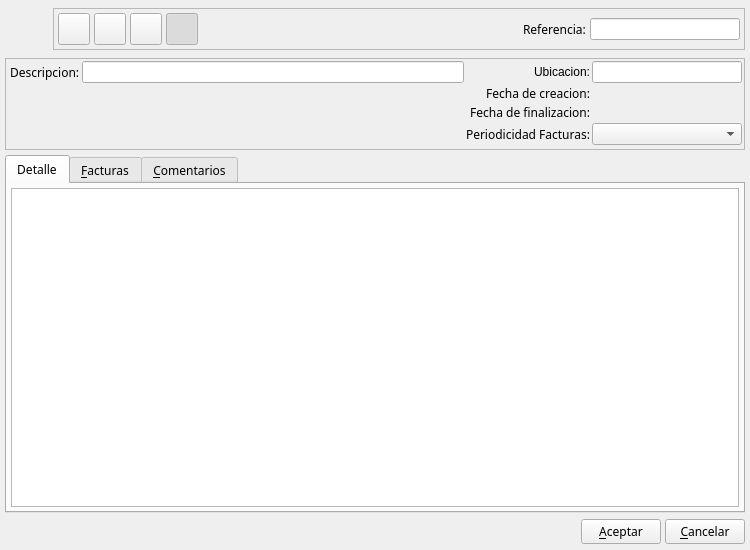
Above: bulmages/bulmafact/plugins/pluginbf_contrato/contratobase.ui from eboladev/Bulmages-1 before the change. Below: the same form after it.
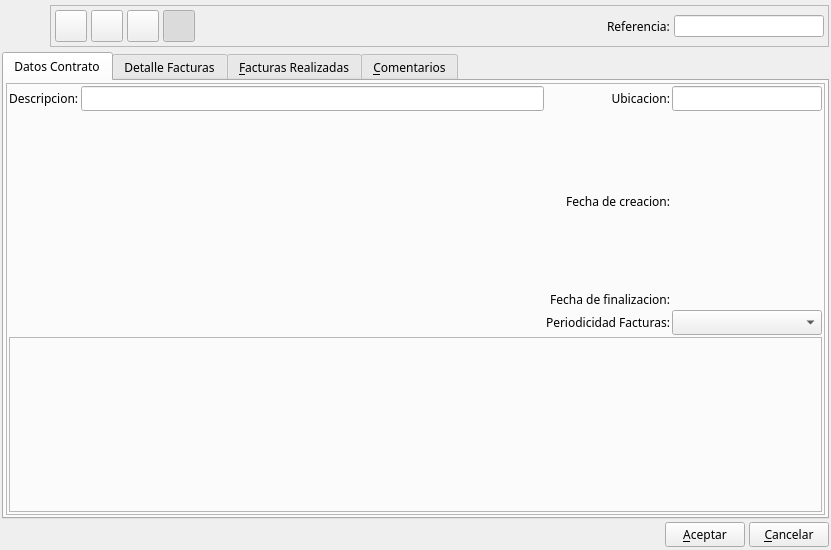
That is the form after the change. Icons and pictures are not drawn. Custom widgets are drawn as their Qt base class.

Commit message: Arreglo los contratos a clientes quitando la clase Contrato y traspasando todo el trabajo a bulmalib y a ContratoView. Arreglo el guardado de opciones de filtrado en ComboBox que no se guardaban y al reiniciar el programa no quedaban configuradas como la vez en que se cerró el programa.

```diff
--- a/bulmages/bulmafact/plugins/pluginbf_contrato/contratobase.ui
+++ b/bulmages/bulmafact/plugins/pluginbf_contrato/contratobase.ui
@@ -7,7 +7,7 @@
    <rect>
     <x>0</x>
     <y>0</y>
-    <width>750</width>
+    <width>831</width>
     <height>550</height>
    </rect>
   </property>
@@ -24,13 +24,7 @@
    <iconset resource="../../../bulmages.qrc">
     <normaloff>:/Images/contract.png</normaloff>:/Images/contract.png</iconset>
   </property>
-  <layout class="QVBoxLayout">
-   <property name="spacing">
-    <number>5</number>
-   </property>
-   <property name="margin">
-    <number>5</number>
-   </property>
+  <layout class="QVBoxLayout" name="verticalLayout">
    <item>
     <layout class="QHBoxLayout">
      <property name="spacing">
@@ -334,7 +328,37 @@
     </layout>
    </item>
    <item>
+    <widget class="QTabWidget" name="Detalle">
+     <property name="enabled">
+      <bool>true</bool>
+     </property>
+     <property name="font">
+      <font>
+       <family>Sans Serif</family>
+       <pointsize>9</pointsize>
+       <weight>50</weight>
+       <italic>false</italic>
+       <bold>false</bold>
+       <underline>false</underline>
+       <strikeout>false</strikeout>
+      </font>
+     </property>
+     <property name="currentIndex">
+      <number>0</number>
+     </property>
+     <widget class="QWidget" name="tab_2">
+      <attribute name="title">
+       <string>Datos Contrato</string>
+      </attribute>
+      <layout class="QGridLayout" name="gridLayout_2">
+       <item row="0" column="0">
     <widget class="QFrame" name="frame">
+         <property name="sizePolicy">
+          <sizepolicy hsizetype="Preferred" vsizetype="MinimumExpanding">
+           <horstretch>0</horstretch>
+           <verstretch>0</verstretch>
+          </sizepolicy>
+         </property>
      <property name="frameShape">
       <enum>QFrame::StyledPanel</enum>
      </property>
@@ -342,7 +366,7 @@
       <enum>QFrame::Raised</enum>
      </property>
      <layout class="QGridLayout" name="gridLayout">
-      <item row="0" column="1" colspan="2">
+          <item row="0" column="0">
        <widget class="QLabel" name="label7">
         <property name="font">
          <font>
@@ -363,7 +387,7 @@
         </property>
        </widget>
       </item>
-      <item row="0" column="3">
+          <item row="0" column="1">
        <widget class="QLineEdit" name="mui_nomcontrato">
         <property name="sizePolicy">
          <sizepolicy hsizetype="Expanding" vsizetype="Fixed">
@@ -385,7 +409,30 @@
         </property>
        </widget>
       </item>
-      <item row="1" column="0" rowspan="4" colspan="4">
+          <item row="0" column="2">
+           <widget class="QLabel" name="label">
+            <property name="text">
+             <string>Ubicacion:</string>
+            </property>
+            <property name="alignment">
+             <set>Qt::AlignRight|Qt::AlignTrailing|Qt::AlignVCenter</set>
+            </property>
+            <property name="buddy">
+             <cstring>mui_loccontrato</cstring>
+            </property>
+           </widget>
+          </item>
+          <item row="0" column="3">
+           <widget class="QLineEdit" name="mui_loccontrato">
+            <property name="maximumSize">
+             <size>
+              <width>150</width>
+              <height>16777215</height>
+             </size>
+            </property>
+           </widget>
+          </item>
+          <item row="1" column="0" rowspan="3" colspan="2">
        <widget class="BlSearchWidget" name="mui_idcliente" native="true">
         <property name="sizePolicy">
          <sizepolicy hsizetype="Expanding" vsizetype="Ignored">
@@ -395,7 +442,7 @@
         </property>
        </widget>
       </item>
-      <item row="1" column="4" colspan="2">
+          <item row="1" column="2">
        <widget class="QLabel" name="label8">
         <property name="font">
          <font>
@@ -416,7 +463,7 @@
         </property>
        </widget>
       </item>
-      <item row="1" column="6">
+          <item row="1" column="3">
        <widget class="BlDateSearch" name="mui_fincontrato" native="true">
         <property name="sizePolicy">
          <sizepolicy hsizetype="Expanding" vsizetype="Ignored">
@@ -438,7 +485,7 @@
         </property>
        </widget>
       </item>
-      <item row="2" column="4" colspan="2">
+          <item row="2" column="2">
        <widget class="QLabel" name="label8_2">
         <property name="font">
          <font>
@@ -459,7 +506,7 @@
         </property>
        </widget>
       </item>
-      <item row="2" column="6">
+          <item row="2" column="3">
        <widget class="BlDateSearch" name="mui_ffincontrato" native="true">
         <property name="sizePolicy">
          <sizepolicy hsizetype="Expanding" vsizetype="Fixed">
@@ -481,7 +528,7 @@
         </property>
        </widget>
       </item>
-      <item row="3" column="4" colspan="2">
+          <item row="3" column="2">
        <widget class="QLabel" name="label8_3">
         <property name="font">
          <font>
@@ -505,7 +552,7 @@
         </property>
        </widget>
       </item>
-      <item row="3" column="6">
+          <item row="3" column="3">
        <widget class="BlPeriodicityComboBox" name="mui_periodicidadcontrato">
         <property name="maximumSize">
          <size>
@@ -515,54 +562,24 @@
         </property>
        </widget>
       </item>
-      <item row="0" column="6">
-       <widget class="QLineEdit" name="mui_loccontrato">
-        <property name="maximumSize">
-         <size>
-          <width>150</width>
-          <height>16777215</height>
-         </size>
-        </property>
-       </widget>
-      </item>
-      <item row="0" column="4" colspan="2">
-       <widget class="QLabel" name="label">
-        <property name="text">
-         <string>Ubicacion:</string>
-        </property>
-        <property name="alignment">
-         <set>Qt::AlignRight|Qt::AlignTrailing|Qt::AlignVCenter</set>
-        </property>
-        <property name="buddy">
-         <cstring>mui_loccontrato</cstring>
-        </property>
+          <item row="4" column="0" colspan="4">
+           <widget class="QFrame" name="m_frameplugin">
+            <property name="frameShape">
+             <enum>QFrame::StyledPanel</enum>
+            </property>
+            <property name="frameShadow">
+             <enum>QFrame::Raised</enum>
+            </property>
        </widget>
       </item>
      </layout>
     </widget>
    </item>
-   <item>
-    <widget class="QTabWidget" name="Detalle">
-     <property name="enabled">
-      <bool>true</bool>
-     </property>
-     <property name="font">
-      <font>
-       <family>Sans Serif</family>
-       <pointsize>9</pointsize>
-       <weight>50</weight>
-       <italic>false</italic>
-       <bold>false</bold>
-       <underline>false</underline>
-       <strikeout>false</strikeout>
-      </font>
-     </property>
-     <property name="currentIndex">
-      <number>0</number>
-     </property>
+      </layout>
+     </widget>
      <widget class="QWidget" name="tab">
       <attribute name="title">
-       <string>Detalle</string>
+       <string>Detalle Facturas</string>
       </attribute>
       <layout class="QGridLayout">
        <property name="margin">
@@ -578,7 +595,7 @@
      </widget>
      <widget class="QWidget" name="tab1">
       <attribute name="title">
-       <string>&amp;Facturas</string>
+       <string>&amp;Facturas Realizadas</string>
       </attribute>
       <layout class="QVBoxLayout">
        <property name="spacing">
```
Lines whose indentation alone changed are shown as unchanged. The commit also changes 5 other files.
